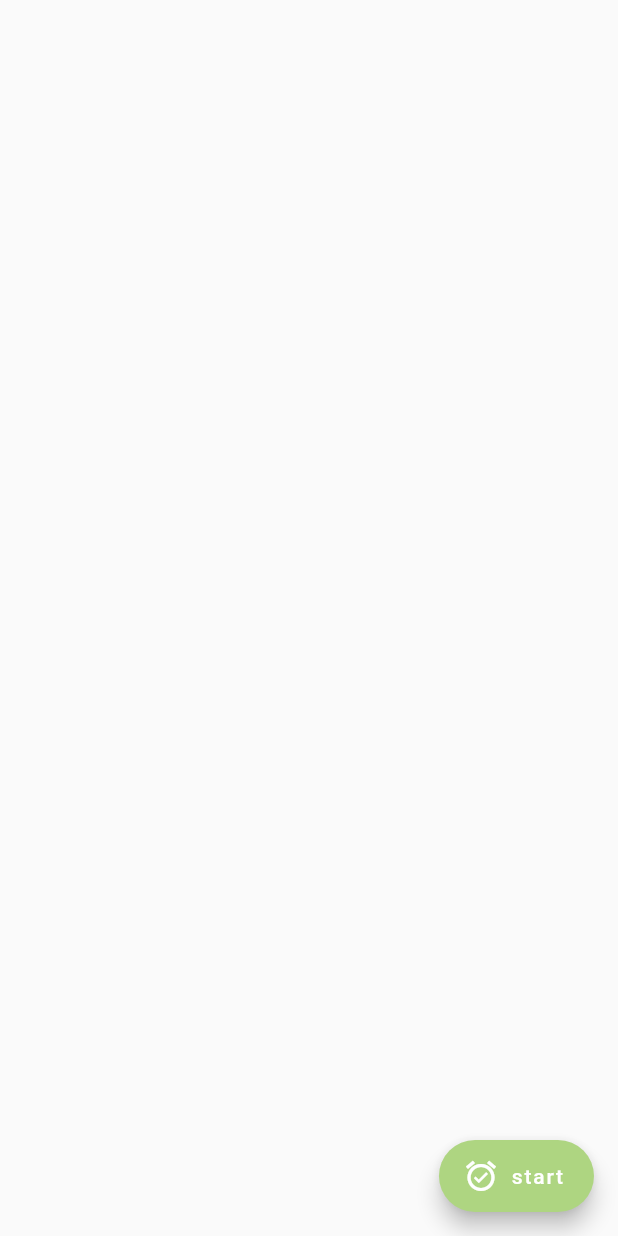
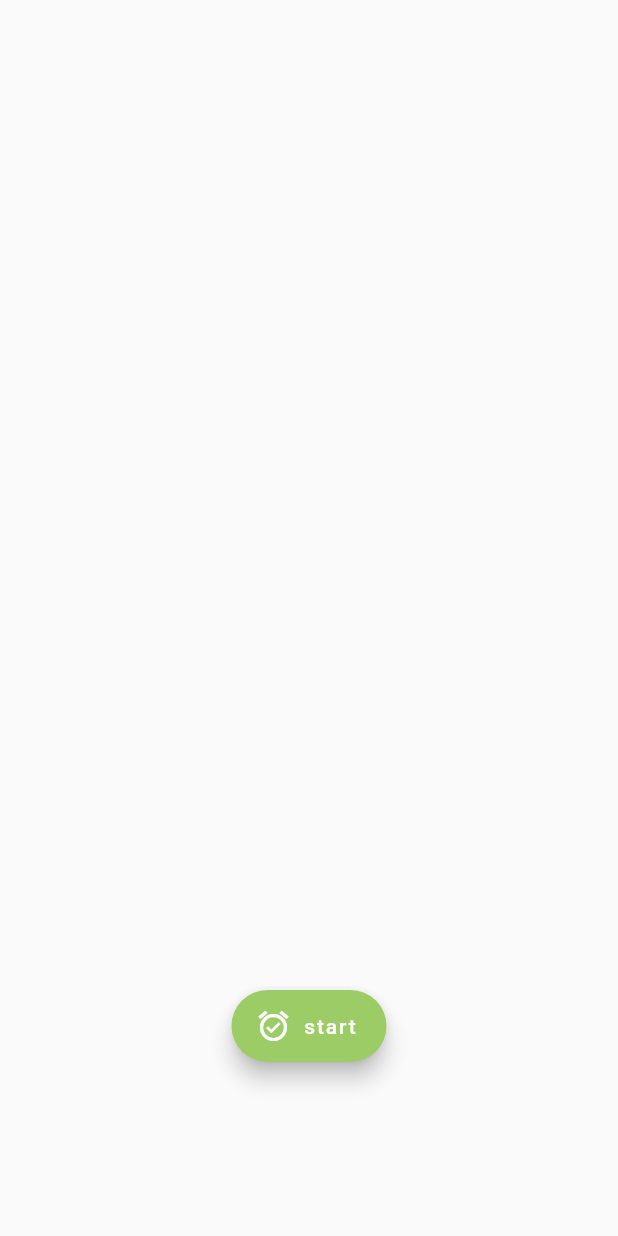
Before and after one commit to peilinye/orbital-buddy, a Flutter app: the screen it shows after launch, on a phone screen of 412 x 824 dp. Run offline on Flutter 3.47's test engine with Material 2 defaults, Android fonts, the phone set to English and light mode, and no system bars.

Commit message:
centralised start

```diff
--- a/lib/main.dart
+++ b/lib/main.dart
@@ -19,15 +19,24 @@ class HomePage extends StatefulWidget {
 }
 
 class _HomePageState extends State<HomePage> {
+  final _biggerFont = TextStyle(fontSize: 18.0);
   @override
   Widget build(BuildContext context) {
     return Scaffold(
-      floatingActionButton: FloatingActionButton.extended(
-        onPressed: () {},
-        label: const Text('start'),
-        icon: const Icon(Icons.alarm_on),
-        backgroundColor: Colors.lightGreen.shade300,
+      body: Column(children: const <Widget>[
+        // menu and $$ here
+        // animals and items here
+      ]),
+      floatingActionButton: Padding(
+        padding: const EdgeInsets.only(bottom: 100),
+        child: FloatingActionButton.extended(
+          label: const Text('start'),
+          icon: const Icon(Icons.alarm_on),
+          backgroundColor: Colors.lightGreen.shade400,
+          onPressed: () {},
+        ),
       ),
+      floatingActionButtonLocation: FloatingActionButtonLocation.centerFloat,
     );
   }
 }
```
